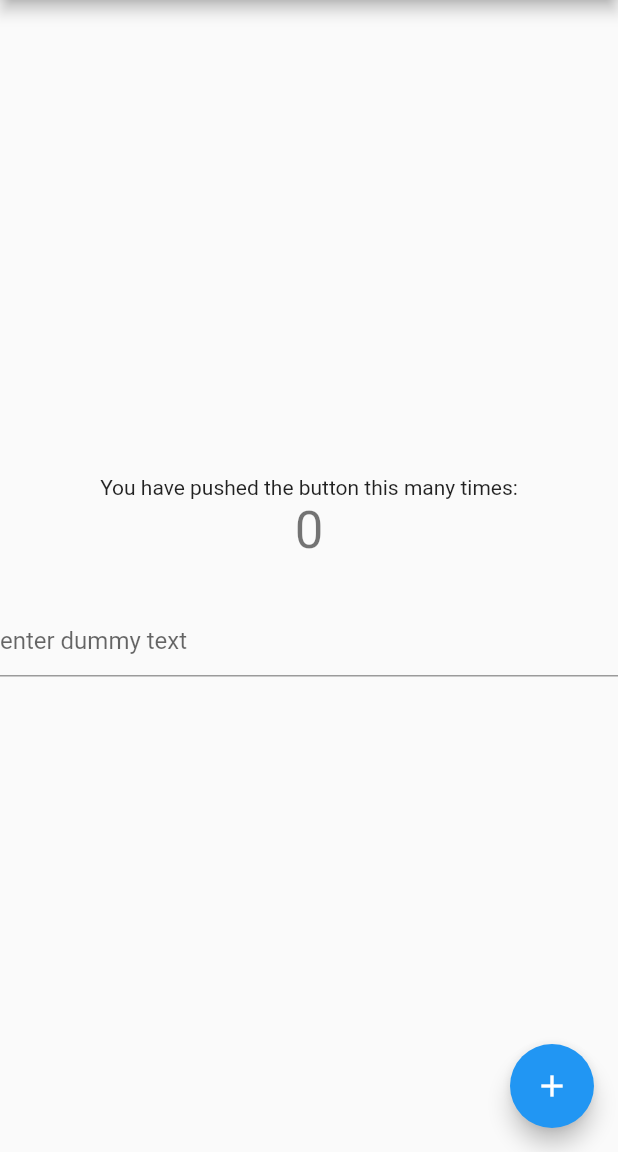
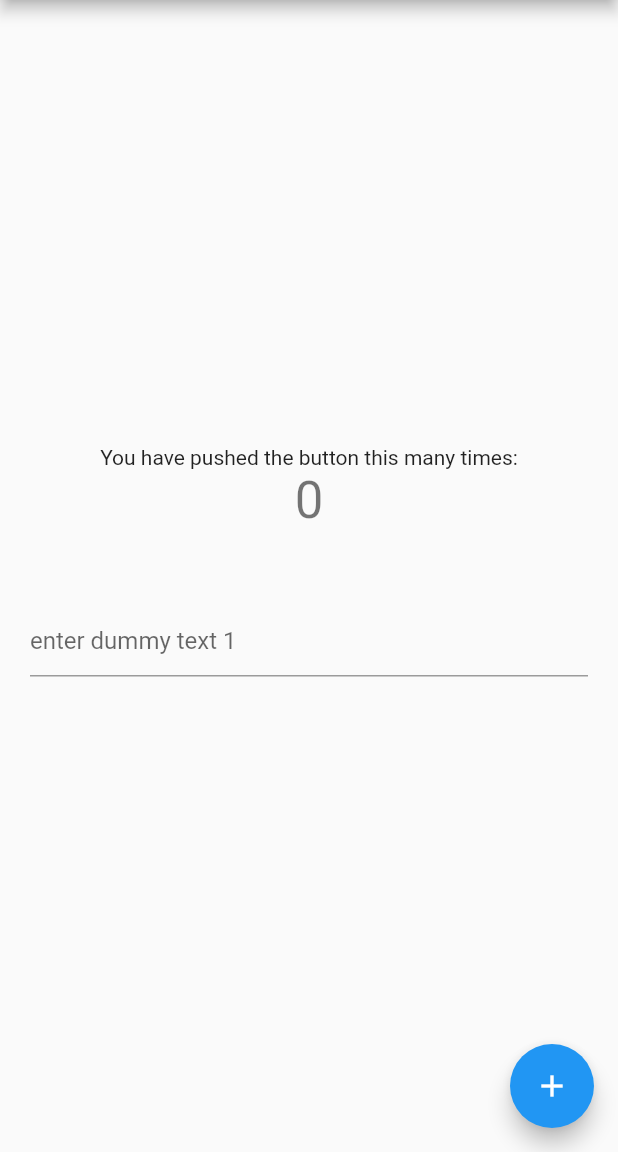
Before and after one commit to muchirajunior/flutter, a Flutter app: the screen it shows after launch, on a phone screen of 412 x 824 dp, the part 84-1236 px from its top. Run offline on Flutter 3.47's test engine with Material 2 defaults, Android fonts, the phone set to English and light mode, and no system bars; our stand-ins replace avatar_glow, bloc, cached_network_image, carousel_slider, cloud_firestore, firebase_auth and 17 more; missing offline and left inert: flutter_barcode_scanner, highlight_text, sound_stream; accounts and stored records are empty.

Commit message:
added reusable textEdit :gear:

```diff
--- a/test_state/lib/main.dart
+++ b/test_state/lib/main.dart
@@ -14,15 +14,6 @@ class MyApp extends StatelessWidget {
     return MaterialApp(
       title: 'Flutter Demo',
       theme: ThemeData(
-        // This is the theme of your application.
-        //
-        // Try running your application with "flutter run". You'll see the
-        // application has a blue toolbar. Then, without quitting the app, try
-        // changing the primarySwatch below to Colors.green and then invoke
-        // "hot reload" (press "r" in the console where you ran "flutter run",
-        // or simply save your changes to "hot reload" in a Flutter IDE).
-        // Notice that the counter didn't reset back to zero; the application
-        // is not restarted.
         primarySwatch: Colors.blue,
       ),
       home: const MyHomePage(title: 'Flutter Demo Home Page'),
@@ -32,15 +23,6 @@ class MyApp extends StatelessWidget {
 
 class MyHomePage extends StatefulWidget {
   const MyHomePage({Key? key, required this.title}) : super(key: key);
-
-  // This widget is the home page of your application. It is stateful, meaning
-  // that it has a State object (defined below) that contains fields that affect
-  // how it looks.
-
-  // This class is the configuration for the state. It holds the values (in this
-  // case the title) provided by the parent (in this case the App widget) and
-  // used by the build method of the State. Fields in a Widget subclass are
-  // always marked "final".
 
   final String title;
 
@@ -53,47 +35,20 @@ class _MyHomePageState extends State<MyHomePage> {
 
   void _incrementCounter() {
     setState(() {
-      // This call to setState tells the Flutter framework that something has
-      // changed in this State, which causes it to rerun the build method below
-      // so that the display can reflect the updated values. If we changed
-      // _counter without calling setState(), then the build method would not be
-      // called again, and so nothing would appear to happen.
       _counter++;
     });
   }
 
   @override
   Widget build(BuildContext context) {
-    // This method is rerun every time setState is called, for instance as done
-    // by the _incrementCounter method above.
-    //
-    // The Flutter framework has been optimized to make rerunning build methods
-    // fast, so that you can just rebuild anything that needs updating rather
-    // than having to individually change instances of widgets.
     return Scaffold(
       appBar: AppBar(
-        // Here we take the value from the MyHomePage object that was created by
-        // the App.build method, and use it to set our appbar title.
+
         title: Text(widget.title),
       ),
       body: Center(
-        // Center is a layout widget. It takes a single child and positions it
-        // in the middle of the parent.
         child: Column(
-          // Column is also a layout widget. It takes a list of children and
-          // arranges them vertically. By default, it sizes itself to fit its
-          // children horizontally, and tries to be as tall as its parent.
-          //
-          // Invoke "debug painting" (press "p" in the console, choose the
-          // "Toggle Debug Paint" action from the Flutter Inspector in Android
-          // Studio, or the "Toggle Debug Paint" command in Visual Studio Code)
-          // to see the wireframe for each widget.
-          //
-          // Column has various properties to control how it sizes itself and
-          // how it positions its children. Here we use mainAxisAlignment to
-          // center the children vertically; the main axis here is the vertical
-          // axis because Columns are vertical (the cross axis would be
-          // horizontal).
+
           mainAxisAlignment: MainAxisAlignment.center,
           children: <Widget>[
             const Text(
@@ -104,15 +59,17 @@ class _MyHomePageState extends State<MyHomePage> {
               style: Theme.of(context).textTheme.headline4,
             ),
             const SizedBox(height: 30,),
-            customTextEdit()
+            _counter.isEven ? CustomTextEdit(text: "enter dummy text 1") : CustomTextEdit(text:"enter dummy text 2")
           ],
         ),
       ),
+
+
       floatingActionButton: FloatingActionButton(
         onPressed: _incrementCounter,
         tooltip: 'Increment',
         child: const Icon(Icons.add),
-      ), // This trailing comma makes auto-formatting nicer for build methods.
+      ),
     );
   }
 }
--- a/test_state/lib/textedit.dart
+++ b/test_state/lib/textedit.dart
@@ -1,10 +1,21 @@
 import 'package:flutter/material.dart';
 
-customTextEdit(){
-  return  TextField(
-    onChanged: (text)=>print(text),
-    decoration: const InputDecoration(
-      hintText: "enter dummy text"
+class CustomTextEdit extends StatelessWidget {
+  String? text;
+  CustomTextEdit({Key? key, this.text}) : super(key: key);
+  TextEditingController _controller=TextEditingController();
+
+  @override
+  Widget build(BuildContext context) {
+    return Padding(
+    padding: const EdgeInsets.all(20.0),
+    child: TextField(
+      controller: _controller,
+      onChanged: (text)=>print(text),
+      decoration: InputDecoration(
+        hintText: text
+      ),
     ),
   );
+  }
 }
```
